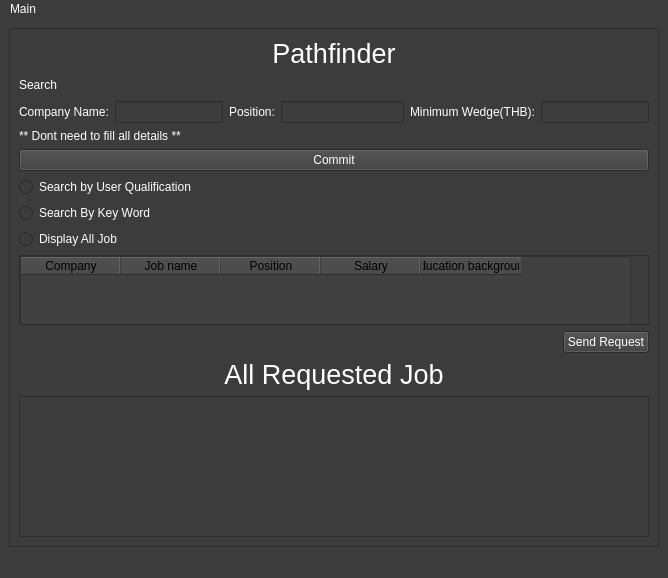
Old version of the form ui_form/User_main_screen.ui in the repository Sirawap/PathFinder-Project.
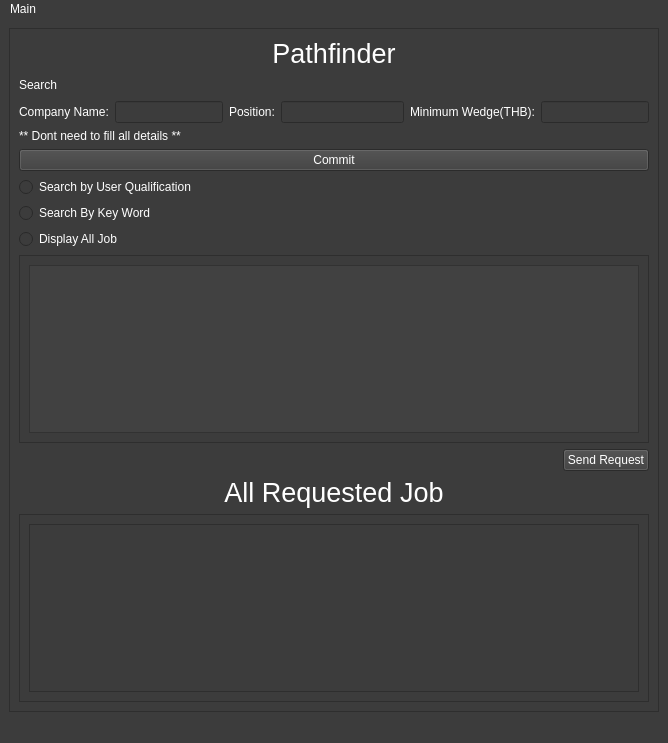
New version of the form.

Commit message: usr main

Patch:
```diff
--- a/ui_form/User_main_screen.ui
+++ b/ui_form/User_main_screen.ui
@@ -7,7 +7,7 @@
     <x>0</x>
     <y>0</y>
     <width>668</width>
-    <height>578</height>
+    <height>743</height>
    </rect>
   </property>
   <property name="windowTitle">
@@ -57,10 +57,10 @@
          <x>0</x>
          <y>0</y>
          <width>648</width>
-         <height>517</height>
+         <height>682</height>
         </rect>
        </property>
-       <layout class="QVBoxLayout" name="verticalLayout">
+       <layout class="QVBoxLayout" name="verticalLayout_3">
         <item>
          <layout class="QHBoxLayout" name="horizontalLayout_5">
           <item>
@@ -229,64 +229,19 @@
              <x>0</x>
              <y>0</y>
              <width>628</width>
-             <height>69</height>
+             <height>184</height>
             </rect>
            </property>
-           <widget class="QTableWidget" name="tableWidget">
-            <property name="geometry">
-             <rect>
-              <x>0</x>
-              <y>0</y>
-              <width>611</width>
-              <height>331</height>
-             </rect>
-            </property>
-            <property name="styleSheet">
-             <string notr="true">background-color: rgb(65,65,65);
+           <layout class="QVBoxLayout" name="verticalLayout_2">
+            <item>
+             <widget class="QTableWidget" name="tableWidget">
+              <property name="styleSheet">
+               <string notr="true">background-color: rgb(65,65,65);
 color: rgb(0,0,0);</string>
-            </property>
-            <column>
-             <property name="text">
-              <string>Company</string>
-             </property>
-             <property name="background">
-              <color>
-               <red>250</red>
-               <green>250</green>
-               <blue>250</blue>
-              </color>
-             </property>
-             <property name="foreground">
-              <brush brushstyle="SolidPattern">
-               <color alpha="255">
-                <red>0</red>
-                <green>0</green>
-                <blue>0</blue>
-               </color>
-              </brush>
-             </property>
-            </column>
-            <column>
-             <property name="text">
-              <string>Job name</string>
-             </property>
-            </column>
-            <column>
-             <property name="text">
-              <string>Position</string>
-             </property>
-            </column>
-            <column>
-             <property name="text">
-              <string>Salary</string>
-             </property>
-            </column>
-            <column>
-             <property name="text">
-              <string>Education background</string>
-             </property>
-            </column>
-           </widget>
+              </property>
+             </widget>
+            </item>
+           </layout>
           </widget>
          </widget>
         </item>
@@ -330,7 +285,26 @@
          </widget>
         </item>
         <item>
-         <widget class="QTableWidget" name="tableWidget_requested_job"/>
+         <widget class="QScrollArea" name="scrollArea_3">
+          <property name="widgetResizable">
+           <bool>true</bool>
+          </property>
+          <widget class="QWidget" name="scrollAreaWidgetContents_3">
+           <property name="geometry">
+            <rect>
+             <x>0</x>
+             <y>0</y>
+             <width>628</width>
+             <height>184</height>
+            </rect>
+           </property>
+           <layout class="QVBoxLayout" name="verticalLayout">
+            <item>
+             <widget class="QTableWidget" name="tableWidget_requested_job"/>
+            </item>
+           </layout>
+          </widget>
+         </widget>
         </item>
        </layout>
       </widget>
```
The commit also changes 1 other file.
